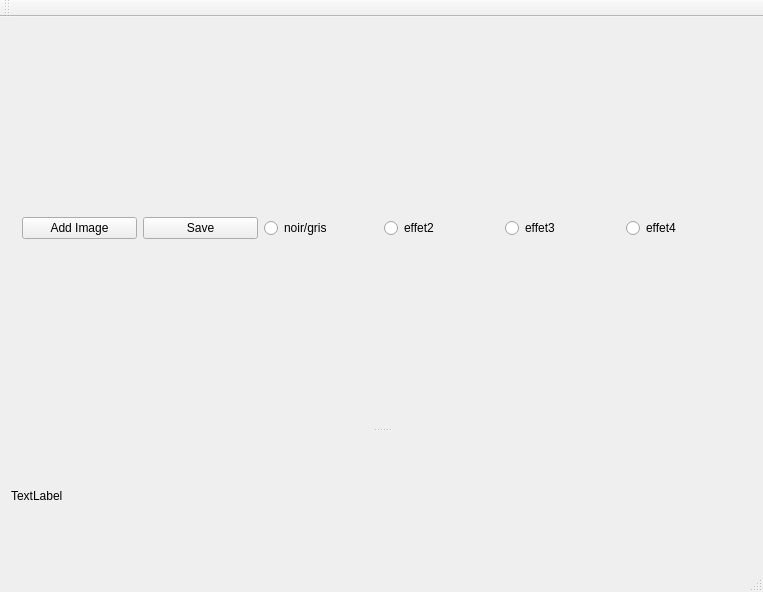
rombiddle/FiltrePlus, file mainwindow.ui: the form before one commit.
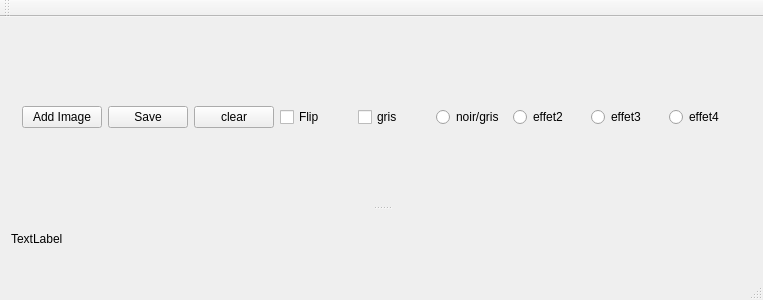
The form after the commit.

Commit message: version 1 presque ok

What changed in the file:
```diff
--- a/mainwindow.ui
+++ b/mainwindow.ui
@@ -7,7 +7,7 @@
     <x>0</x>
     <y>0</y>
     <width>763</width>
-    <height>592</height>
+    <height>300</height>
    </rect>
   </property>
   <property name="windowTitle">
@@ -36,6 +36,27 @@
           </property>
          </widget>
         </item>
+        <item>
+         <widget class="QPushButton" name="clearButton">
+          <property name="text">
+           <string>clear</string>
+          </property>
+         </widget>
+        </item>
+        <item>
+         <widget class="QCheckBox" name="flipCheckBox">
+          <property name="text">
+           <string>Flip</string>
+          </property>
+         </widget>
+        </item>
+        <item>
+         <widget class="QCheckBox" name="grisCheckBox">
+          <property name="text">
+           <string>gris</string>
+          </property>
+         </widget>
+        </item>
         <item>
          <widget class="QRadioButton" name="BlurryRadioButton">
           <property name="text">
```
The commit also changes 2 other files.
